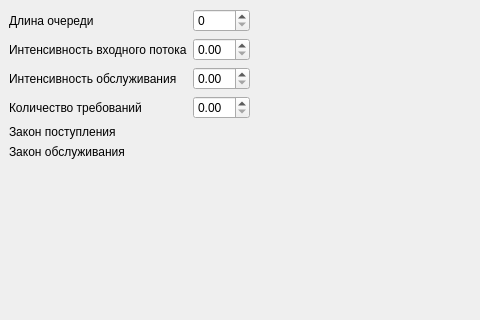
Kolyamba-mamba/net_lab2, file mainwindow.ui: the form before one commit; both pictures show x 0 to 480 and y 0 to 320 of the 958 by 629 pixel window.
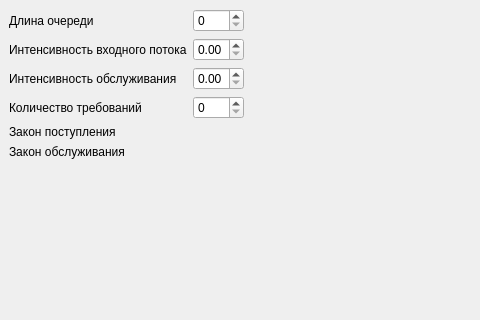
The form after the commit.

Commit message: учел входные ограничения на юай

What changed in the file:
```diff
--- a/mainwindow.ui
+++ b/mainwindow.ui
@@ -29,7 +29,11 @@
            </widget>
           </item>
           <item row="0" column="1">
-           <widget class="QSpinBox" name="queueLengthSpinBox"/>
+           <widget class="QSpinBox" name="queueLengthSpinBox">
+            <property name="maximum">
+             <number>50</number>
+            </property>
+           </widget>
           </item>
           <item row="1" column="0">
            <widget class="QLabel" name="label_2">
@@ -39,7 +43,14 @@
            </widget>
           </item>
           <item row="1" column="1">
-           <widget class="QDoubleSpinBox" name="inputStreamSpinBox"/>
+           <widget class="QDoubleSpinBox" name="inputStreamSpinBox">
+            <property name="maximum">
+             <double>1.000000000000000</double>
+            </property>
+            <property name="singleStep">
+             <double>0.050000000000000</double>
+            </property>
+           </widget>
           </item>
           <item row="2" column="0">
            <widget class="QLabel" name="label_3">
@@ -49,7 +60,14 @@
            </widget>
           </item>
           <item row="2" column="1">
-           <widget class="QDoubleSpinBox" name="workStreamSpinBox"/>
+           <widget class="QDoubleSpinBox" name="workStreamSpinBox">
+            <property name="maximum">
+             <double>1.000000000000000</double>
+            </property>
+            <property name="singleStep">
+             <double>0.050000000000000</double>
+            </property>
+           </widget>
           </item>
           <item row="3" column="0">
            <widget class="QLabel" name="label_4">
@@ -58,9 +76,6 @@
             </property>
            </widget>
           </item>
-          <item row="3" column="1">
-           <widget class="QDoubleSpinBox" name="countRequestSpinBox"/>
-          </item>
           <item row="4" column="0">
            <widget class="QLabel" name="label_5">
             <property name="text">
@@ -75,6 +90,9 @@
             </property>
            </widget>
           </item>
+          <item row="3" column="1">
+           <widget class="QSpinBox" name="countRequestSpinBox"/>
+          </item>
          </layout>
         </item>
         <item>
```
